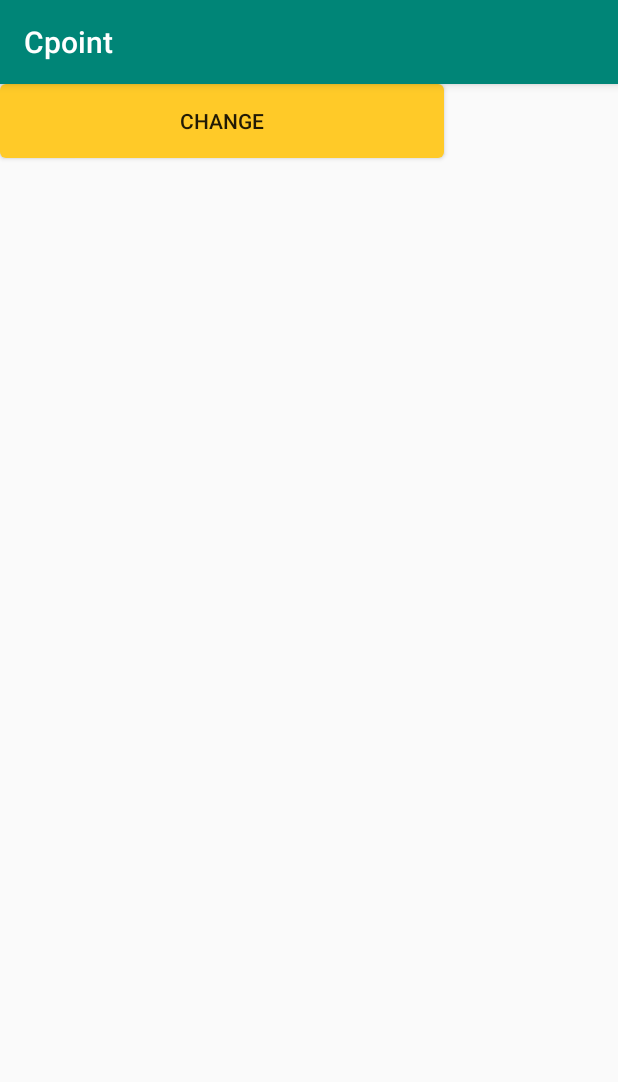
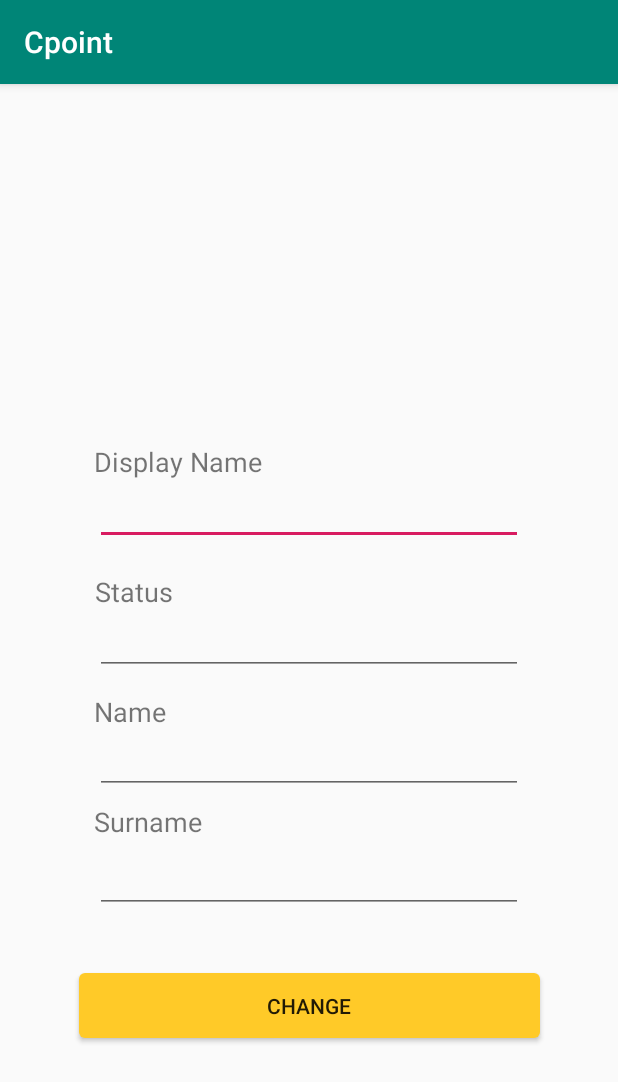
Before and after one commit to elphindoes/RealCpoint, an Android app: the ChangeProfileActivity screen opened directly, with no data from a screen before it, on a phone screen of 412 x 824 dp. Shown: the top 1082 px of the screen. Run offline under Robolectric (Android 15) with nearby library versions, the phone set to English and light mode, and no system bars; our stand-ins replace Firebase (no records; nobody signed in at launch, a user with empty details on screens opened directly).

Commit message:
-Add change profile -Add change profile layout -Add Photo on Dashboard

```diff
--- a/app/src/main/res/layout/activity_change_profile.xml
+++ b/app/src/main/res/layout/activity_change_profile.xml
@@ -8,53 +8,106 @@
 
     <Button
         android:id="@+id/changeBtn"
-        android:layout_width="296dp"
-        android:layout_height="49dp"
+        android:layout_width="307dp"
+        android:layout_height="43dp"
+        android:layout_marginBottom="132dp"
         android:background="@drawable/bt_main_email_yellow"
         android:text="Change"
         android:visibility="visible"
-        tools:layout_editor_absoluteX="74dp"
-        tools:layout_editor_absoluteY="440dp" />
+        app:layout_constraintBottom_toBottomOf="parent"
+        app:layout_constraintEnd_toEndOf="parent"
+        app:layout_constraintStart_toStartOf="parent" />
 
     <EditText
         android:id="@+id/display_name_edit"
         android:layout_width="285dp"
-        android:layout_height="42dp"
+        android:layout_height="43dp"
+        android:layout_marginBottom="36dp"
         android:ems="10"
-        android:hint="Display Name"
-        android:inputType="textEmailAddress"
-        tools:layout_editor_absoluteX="74dp"
-        tools:layout_editor_absoluteY="196dp" />
+        app:layout_constraintBottom_toTopOf="@+id/status_edit"
+        app:layout_constraintEnd_toEndOf="parent"
+        app:layout_constraintStart_toStartOf="parent"
+        app:layout_constraintTop_toTopOf="parent"
+        app:layout_constraintVertical_bias="0.974" />
 
     <EditText
         android:id="@+id/status_edit"
         android:layout_width="285dp"
-        android:layout_height="42dp"
+        android:layout_height="43dp"
+        android:layout_marginBottom="36dp"
         android:ems="10"
-        android:hint="Status"
-        android:inputType="textEmailAddress"
-        tools:layout_editor_absoluteX="74dp"
-        tools:layout_editor_absoluteY="249dp" />
+        app:layout_constraintBottom_toTopOf="@+id/name_edit"
+        app:layout_constraintEnd_toEndOf="parent"
+        app:layout_constraintStart_toStartOf="parent" />
 
     <EditText
         android:id="@+id/name_edit"
         android:layout_width="285dp"
-        android:layout_height="42dp"
+        android:layout_height="43dp"
+        android:layout_marginBottom="36dp"
         android:ems="10"
-        android:hint="Name"
-        android:inputType="textEmailAddress"
-        tools:layout_editor_absoluteX="74dp"
-        tools:layout_editor_absoluteY="306dp" />
+        app:layout_constraintBottom_toTopOf="@+id/surname_edit"
+        app:layout_constraintEnd_toEndOf="parent"
+        app:layout_constraintStart_toStartOf="parent" />
 
     <EditText
         android:id="@+id/surname_edit"
         android:layout_width="285dp"
-        android:layout_height="42dp"
+        android:layout_height="43dp"
+        android:layout_marginBottom="40dp"
         android:ems="10"
-        android:hint="surname"
-        android:inputType="textEmailAddress"
-        tools:layout_editor_absoluteX="74dp"
-        tools:layout_editor_absoluteY="358dp" />
+        app:layout_constraintBottom_toTopOf="@+id/changeBtn"
+        app:layout_constraintEnd_toEndOf="parent"
+        app:layout_constraintStart_toStartOf="parent" />
+
+    <TextView
+        android:id="@+id/tv_display_name"
+        android:layout_width="wrap_content"
+        android:layout_height="wrap_content"
+        android:text="Display Name"
+        android:textSize="18sp"
+        app:layout_constraintBottom_toTopOf="@+id/display_name_edit"
+        app:layout_constraintEnd_toEndOf="parent"
+        app:layout_constraintHorizontal_bias="0.209"
+        app:layout_constraintStart_toStartOf="parent"
+        app:layout_constraintTop_toTopOf="parent"
+        app:layout_constraintVertical_bias="1.0" />
+
+    <TextView
+        android:id="@+id/tv_status"
+        android:layout_width="wrap_content"
+        android:layout_height="wrap_content"
+        android:text="Status"
+        android:textSize="18sp"
+        app:layout_constraintBottom_toTopOf="@+id/status_edit"
+        app:layout_constraintEnd_toEndOf="parent"
+        app:layout_constraintHorizontal_bias="0.175"
+        app:layout_constraintStart_toStartOf="parent" />
+
+    <TextView
+        android:id="@+id/tv_name"
+        android:layout_width="wrap_content"
+        android:layout_height="wrap_content"
+        android:layout_marginTop="12dp"
+        android:text="Name"
+        android:textSize="18sp"
+        app:layout_constraintBottom_toTopOf="@+id/name_edit"
+        app:layout_constraintEnd_toEndOf="parent"
+        app:layout_constraintHorizontal_bias="0.173"
+        app:layout_constraintStart_toStartOf="parent"
+        app:layout_constraintTop_toBottomOf="@+id/status_edit" />
+
+    <TextView
+        android:id="@+id/textView5"
+        android:layout_width="wrap_content"
+        android:layout_height="wrap_content"
+        android:text="Surname"
+        android:textSize="18sp"
+        app:layout_constraintBottom_toTopOf="@+id/surname_edit"
+        app:layout_constraintEnd_toEndOf="parent"
+        app:layout_constraintHorizontal_bias="0.185"
+        app:layout_constraintStart_toStartOf="parent"
+        app:layout_constraintTop_toBottomOf="@+id/name_edit" />
 
 
 </androidx.constraintlayout.widget.ConstraintLayout>
```
Also changed, not shown: app/src/main/java/npa/sit/cpoint/ChangeProfileActivity.kt (+10 -0 lines), app/src/main/res/layout/activity_dashboard.xml (+13 -1 lines), app/src/main/res/layout/activity_update_profile.xml (+41 -33 lines), app/src/main/res/drawable/dental_logo.jpg (added).
